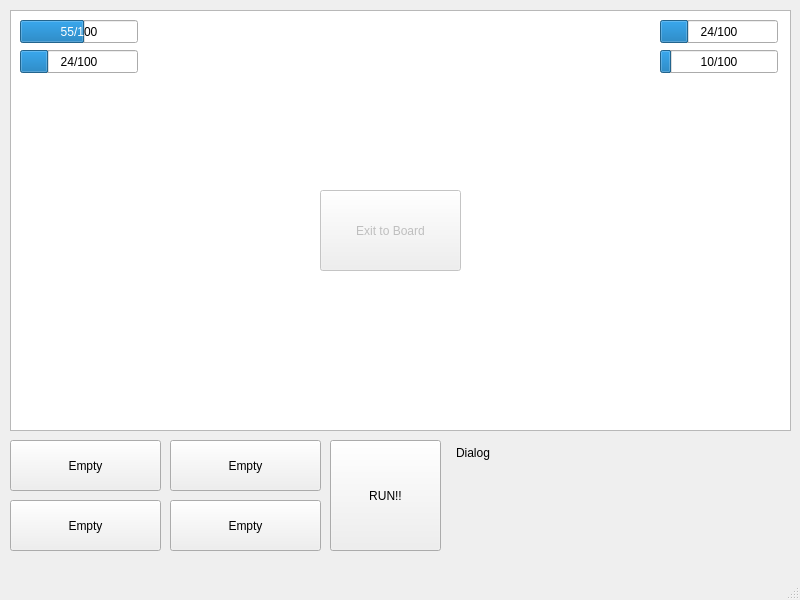
This is Game/fightwindow.ui in thyo9470/The-Thunder-Dungeon as Qt 5 draws it before an edit. The edited form follows.
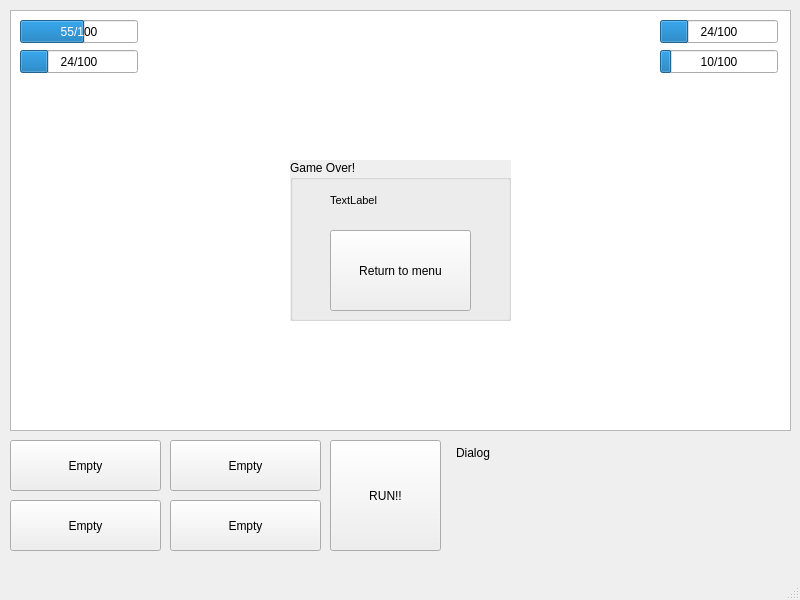
This is the edited form.

Commit message:
Main menu (#17)
* Basic Main Menu Functionality

* Add Game Ending on lose

* Made item tooltip pop up instantly.

* Add skill better skill descriptions.

Also extending max status extends the current stat as well.

* Try to fix failing test case

* Maybe this will fix the 0% issue?

* Remove test case

* Remove another test case >:(

* Remove showing skill cost 0

Diff of the .ui file:
```diff
--- a/Game/fightwindow.ui
+++ b/Game/fightwindow.ui
@@ -259,7 +259,7 @@
    </widget>
    <widget class="QPushButton" name="exitButton">
     <property name="enabled">
-     <bool>false</bool>
+     <bool>true</bool>
     </property>
     <property name="geometry">
      <rect>
@@ -276,6 +276,62 @@
      <number>-1</number>
     </property>
    </widget>
+   <widget class="QGroupBox" name="gameOverBox">
+    <property name="geometry">
+     <rect>
+      <x>290</x>
+      <y>160</y>
+      <width>221</width>
+      <height>161</height>
+     </rect>
+    </property>
+    <property name="autoFillBackground">
+     <bool>true</bool>
+    </property>
+    <property name="title">
+     <string>Game Over!</string>
+    </property>
+    <widget class="QPushButton" name="gameOverButton">
+     <property name="enabled">
+      <bool>true</bool>
+     </property>
+     <property name="geometry">
+      <rect>
+       <x>40</x>
+       <y>70</y>
+       <width>141</width>
+       <height>81</height>
+      </rect>
+     </property>
+     <property name="text">
+      <string>Return to menu</string>
+     </property>
+     <property name="skill" stdset="0">
+      <number>-1</number>
+     </property>
+    </widget>
+    <widget class="QLabel" name="gameOverDesc">
+     <property name="geometry">
+      <rect>
+       <x>40</x>
+       <y>20</y>
+       <width>141</width>
+       <height>41</height>
+      </rect>
+     </property>
+     <property name="font">
+      <font>
+       <pointsize>8</pointsize>
+      </font>
+     </property>
+     <property name="text">
+      <string>TextLabel</string>
+     </property>
+     <property name="wordWrap">
+      <bool>true</bool>
+     </property>
+    </widget>
+   </widget>
   </widget>
   <widget class="QMenuBar" name="menubar">
    <property name="geometry">
```
Left out of the diff: 2 changed lines with no effect on the pictures. The commit also changes 26 other files.
